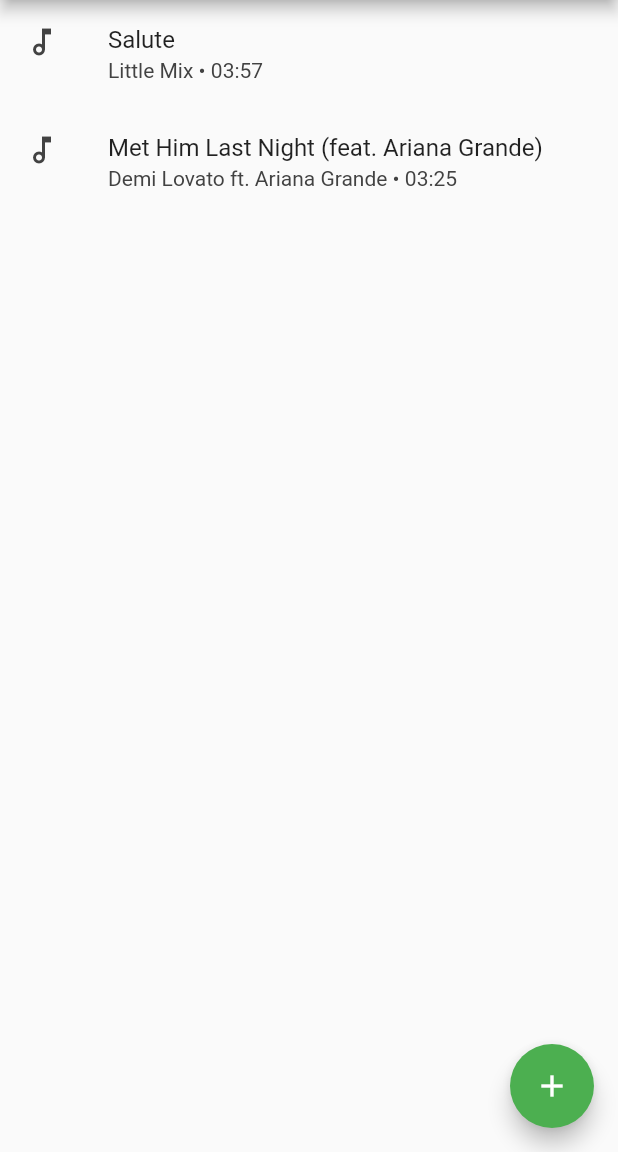
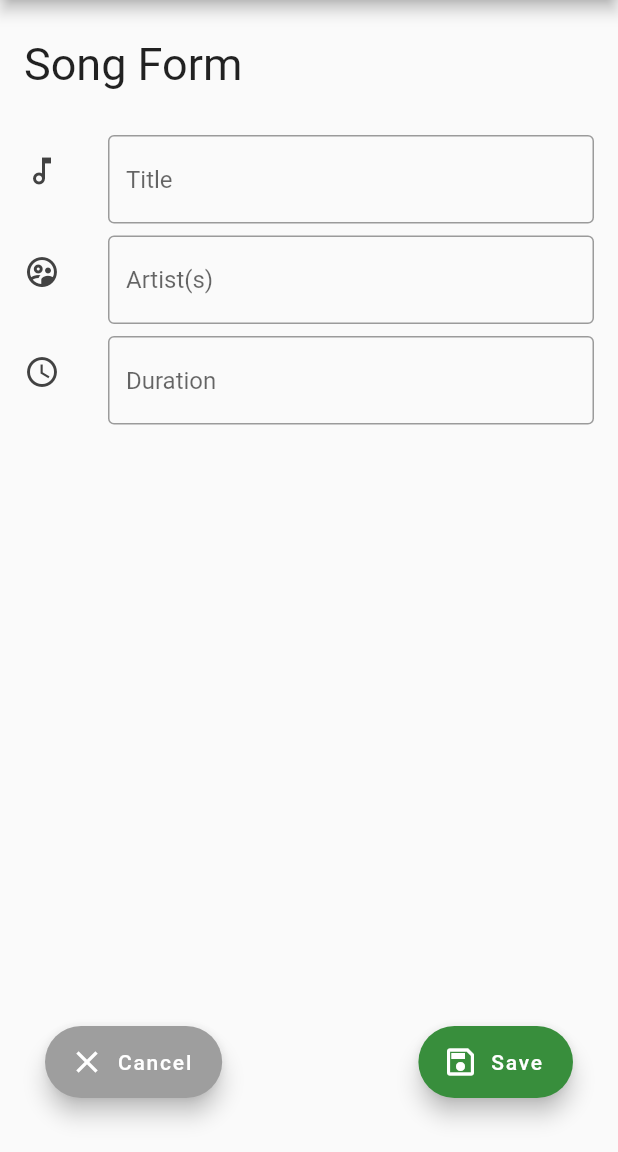
Before and after one commit to JuanMarcos14/simplesongscrud, a Flutter app: the screen it shows after launch, after a tap on the "add" icon, on a phone screen of 412 x 824 dp, the part 84-1236 px from its top. Run offline on Flutter 3.47's test engine with Material 2 defaults, Android fonts, the phone set to English and light mode, and no system bars; our stand-ins replace mask_text_input_formatter, sqflite; accounts and stored records are empty.

Commit message:
Agregadas las funciones crear, editar y eliminar del crud

```diff
--- a/lib/models/database.dart
+++ b/lib/models/database.dart
@@ -63,7 +63,7 @@
     }
   }
 
-  Future<List<Song>> readAllSong(int id) async {
+  Future<List<Song>> readAllSong() async {
     final db = await instance.database;
 
     final results = await db.query(tableSongs);
--- a/lib/models/songs_class.dart
+++ b/lib/models/songs_class.dart
@@ -10,13 +10,13 @@
 }
 
 class Song {
-  final int id;
+  final int? id;
   final String title;
   final String artists;
   final int duration;
 
   Song({
-    required this.id,
+    this.id,
     required this.title,
     required this.artists,
     required this.duration,
@@ -64,3 +64,10 @@
   List<String> parts = d.toString().split(':');
   return '${parts[1]}:${parts[2].split('.')[0]}';
 }
+
+int getSecondsFromTime(String time) {
+  var minutesAndSeconds = time.split(':');
+  var m2S = int.parse(minutesAndSeconds[0]) * 60;
+  var seconds = m2S + int.parse(minutesAndSeconds[1]);
+  return seconds;
+}
--- /dev/null
+++ b/lib/pages/song_form_page.dart
@@ -0,0 +1,165 @@
+import 'package:flutter/material.dart';
+import 'package:simplecrudctej/models/songs_class.dart';
+import 'package:mask_text_input_formatter/mask_text_input_formatter.dart';
+import 'package:simplecrudctej/pages/songs_list_page.dart';
+import 'package:simplecrudctej/utils/song_form_page_utils.dart';
+
+class SongsFormPage extends StatefulWidget {
+  const SongsFormPage({Key? key, required this.song}) : super(key: key);
+
+  final Song? song;
+
+  @override
+  State<SongsFormPage> createState() => _SongsFormPageState();
+}
+
+class _SongsFormPageState extends State<SongsFormPage> {
+  final _formKey = GlobalKey<FormState>();
+  var maskFormatter =
+      MaskTextInputFormatter(mask: '##:##', filter: {"#": RegExp(r'[0-9]')});
+
+  final artistController = TextEditingController();
+  final titleController = TextEditingController();
+  final durationController = TextEditingController();
+
+  @override
+  Widget build(BuildContext context) {
+    if (widget.song != null) {
+      titleController.text = widget.song!.title;
+      artistController.text = widget.song!.artists;
+      durationController.text = getTimeFromSecongs(widget.song!.duration);
+    }
+
+    return Scaffold(
+        appBar: AppBar(
+          leading: const Icon(Icons.library_music_outlined),
+          title: const Text('Simple CRUD',
+              style: TextStyle(fontWeight: FontWeight.w300)),
+        ),
+        body: Form(
+          key: _formKey,
+          child: Column(
+            children: <Widget>[
+              const Padding(
+                padding: EdgeInsets.only(top: 15, bottom: 15),
+                child: ListTile(
+                  title: Text(
+                    'Song Form',
+                    style: TextStyle(
+                      fontSize: 30,
+                      fontWeight: FontWeight.w400,
+                    ),
+                  ),
+                ),
+              ),
+              ListTile(
+                leading: Icon(Icons.audiotrack_outlined,
+                    color: Colors.grey.shade800),
+                title: TextField(
+                  controller: titleController,
+                  decoration: const InputDecoration(
+                    hintText: "Title",
+                    border: OutlineInputBorder(
+                      borderSide: BorderSide(width: 2.0),
+                    ),
+                  ),
+                ),
+              ),
+              ListTile(
+                leading: Icon(Icons.supervised_user_circle_outlined,
+                    color: Colors.grey.shade800),
+                title: TextField(
+                  controller: artistController,
+                  decoration: const InputDecoration(
+                    hintText: "Artist(s)",
+                    border: OutlineInputBorder(
+                      borderSide: BorderSide(width: 1.0),
+                    ),
+                  ),
+                ),
+              ),
+              ListTile(
+                leading: Icon(
+                  Icons.access_time,
+                  color: Colors.grey.shade800,
+                ),
+                title: TextField(
+                  controller: durationController,
+                  inputFormatters: [maskFormatter],
+                  decoration: const InputDecoration(
+                    hintText: "Duration",
+                    border: OutlineInputBorder(
+                      borderSide: BorderSide(width: 1.0),
+                    ),
+                  ),
+                ),
+              ),
+            ],
+          ),
+        ),
+        floatingActionButtonLocation: FloatingActionButtonLocation.centerFloat,
+        floatingActionButton: Stack(fit: StackFit.expand, children: [
+          Positioned(
+            right: 30,
+            bottom: 20,
+            child: FloatingActionButton.extended(
+              heroTag: "saveBtn",
+              onPressed: () async {
+                Song toSend;
+                if (widget.song == null) {
+                  toSend = Song(
+                    title: titleController.text,
+                    artists: artistController.text,
+                    duration: getSecondsFromTime(maskFormatter.getMaskedText()),
+                  );
+                } else {
+                  toSend = widget.song!.copy(
+                    title: titleController.text,
+                    artists: artistController.text,
+                    duration: getSecondsFromTime(maskFormatter.getMaskedText()),
+                  );
+                }
+
+                var id = await saveSong(toSend);
+
+                showDialog(
+                  context: context,
+                  builder: (context) {
+                    return AlertDialog(
+                      content:
+                          Text((id! > 0) ? 'Song has been saved.' : 'Error'),
+                    );
+                  },
+                );
+
+                Navigator.push(
+                  context,
+                  MaterialPageRoute(
+                      builder: (context) => const SongsListPage()),
+                );
+              },
+              label: const Text('Save'),
+              icon: const Icon(Icons.save_outlined),
+              backgroundColor: Colors.green.shade700,
+            ),
+          ),
+          Positioned(
+            left: 30,
+            bottom: 20,
+            child: FloatingActionButton.extended(
+              heroTag: "cancelBtn",
+              onPressed: () {
+                Navigator.push(
+                  context,
+                  MaterialPageRoute(
+                      builder: (context) => const SongsListPage()),
+                );
+              },
+              backgroundColor: Colors.grey.shade500,
+              label: const Text('Cancel'),
+              icon: const Icon(Icons.close),
+            ),
+          )
+        ]));
+  }
+}
--- a/lib/pages/songs_list_page.dart
+++ b/lib/pages/songs_list_page.dart
@@ -1,5 +1,7 @@
 import 'package:flutter/material.dart';
+import 'package:simplecrudctej/Pages/song_form_page.dart';
 import 'package:simplecrudctej/models/songs_class.dart';
+import 'package:simplecrudctej/utils/song_list_page_utils.dart';
 
 class SongsListPage extends StatefulWidget {
   const SongsListPage({Key? key}) : super(key: key);
@@ -9,10 +11,20 @@
 }
 
 class _SongsListPageState extends State<SongsListPage> {
-  final List<Song> songs = sampleSongs;
+  List<Song> songs = sampleSongs;
+
+  updateSongs() {
+    getSongsList().then((value) {
+      setState(() {
+        songs = value;
+      });
+    });
+  }
 
   @override
   Widget build(BuildContext context) {
+    updateSongs();
+
     return Scaffold(
       appBar: AppBar(
           leading: const Icon(Icons.library_music_outlined),
@@ -29,11 +41,78 @@
               '${songs[index].artists} • ${getTimeFromSecongs(songs[index].duration)}',
               style: TextStyle(color: Colors.grey.shade800),
             ),
+            trailing: Row(
+              mainAxisSize: MainAxisSize.min,
+              children: <Widget>[
+                IconButton(
+                  icon: Icon(
+                    Icons.edit,
+                    size: 20.0,
+                    color: Colors.brown[900],
+                  ),
+                  onPressed: () {
+                    Navigator.push(
+                      context,
+                      MaterialPageRoute(
+                          builder: (context) =>
+                              SongsFormPage(song: songs[index])),
+                    );
+                  },
+                ),
+                IconButton(
+                  icon: Icon(
+                    Icons.delete_outline,
+                    size: 20.0,
+                    color: Colors.brown[900],
+                  ),
+                  onPressed: () {
+                    // set up the buttons
+                    Widget cancelButton = TextButton(
+                      child: const Text("No"),
+                      onPressed: () {
+                        Navigator.of(context).pop();
+                      },
+                    );
+                    Widget continueButton = TextButton(
+                      child: const Text("Yes"),
+                      onPressed: () {
+                        deleteSong(songs[index].id);
+                        updateSongs();
+                        Navigator.of(context).pop();
+                      },
+                    );
+                    // set up the AlertDialog
+                    AlertDialog alert = AlertDialog(
+                      title: const Text("Confirm"),
+                      content: Text(
+                          'Are you sure you want to delete "${songs[index].title}"?'),
+                      actions: [
+                        cancelButton,
+                        continueButton,
+                      ],
+                    );
+                    // show the dialog
+                    showDialog(
+                      context: context,
+                      builder: (BuildContext context) {
+                        return alert;
+                      },
+                    );
+                  },
+                ),
+              ],
+            ),
           );
         },
       ),
       floatingActionButton: FloatingActionButton(
-        onPressed: () {},
+        onPressed: () {
+          Navigator.push(
+            context,
+            MaterialPageRoute(
+                builder: (context) => const SongsFormPage(song: null)),
+          );
+        },
         tooltip: 'Increment',
         child: const Icon(Icons.add),
       ),
--- /dev/null
+++ b/lib/utils/song_form_page_utils.dart
@@ -0,0 +1,18 @@
+import 'package:simplecrudctej/models/database.dart';
+import 'package:simplecrudctej/models/songs_class.dart';
+
+Future<int?> saveSong(Song? song) async {
+  if (song == null) {
+    return 0;
+  }
+
+  int songId = 0;
+  if (song.id == null) {
+    var createdSong = await SongsDatabase.instance.create(song);
+    songId = createdSong.id!;
+  } else {
+    songId = await SongsDatabase.instance.update(song);
+  }
+
+  return songId;
+}
--- /dev/null
+++ b/lib/utils/song_list_page_utils.dart
@@ -0,0 +1,10 @@
+import 'package:simplecrudctej/models/database.dart';
+import 'package:simplecrudctej/models/songs_class.dart';
+
+Future<List<Song>> getSongsList() async {
+  return await SongsDatabase.instance.readAllSong();
+}
+
+Future<int> deleteSong(int? id) async {
+  return await SongsDatabase.instance.delete(id!);
+}
--- a/pubspec.yaml
+++ b/pubspec.yaml
@@ -31,6 +31,7 @@
     sdk: flutter
   sqflite:
   path:
+  mask_text_input_formatter:
   # The following adds the Cupertino Icons font to your application.
   # Use with the CupertinoIcons class for iOS style icons.
   cupertino_icons: ^1.0.2
```
Also changed, not shown: lib/main.dart (+5 -52 lines), pubspec.lock, 1 other file.
